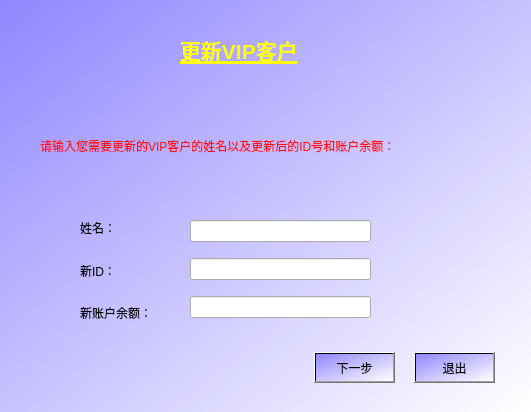
laddie132/Bank-Simulation-Demo, file vipupdate.ui: the form before one commit.
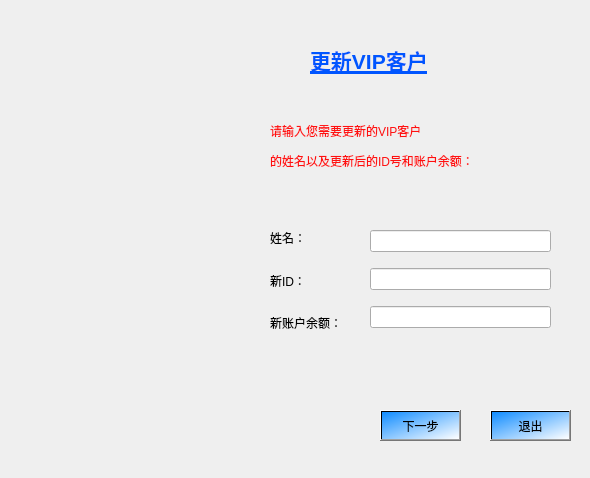
The form after the commit. Icons and pictures are not drawn.

```diff
--- a/vipupdate.ui
+++ b/vipupdate.ui
@@ -6,8 +6,8 @@
    <rect>
     <x>0</x>
     <y>0</y>
-    <width>531</width>
-    <height>412</height>
+    <width>590</width>
+    <height>478</height>
    </rect>
   </property>
   <property name="windowTitle">
@@ -15,14 +15,15 @@
   </property>
   <property name="styleSheet">
    <string notr="true">QDialog{
-	background-color: qlineargradient(spread:pad, x1:0, y1:0, x2:1, y2:1, stop:0 rgba(144, 134, 255, 255), stop:1 rgba(255, 255, 255, 255));
+	
+	border-image: url(:/image/images/5.jpg);
 }</string>
   </property>
   <widget class="QLabel" name="label">
    <property name="geometry">
     <rect>
-     <x>180</x>
-     <y>20</y>
+     <x>310</x>
+     <y>30</y>
      <width>151</width>
      <height>61</height>
     </rect>
@@ -32,15 +33,15 @@
 font: 25 14pt &quot;微软雅黑 Light&quot;;</string>
    </property>
    <property name="text">
-    <string>&lt;html&gt;&lt;head/&gt;&lt;body&gt;&lt;p&gt;&lt;span style=&quot; font-size:16pt; font-weight:600; text-decoration: underline;&quot;&gt;更新VIP客户&lt;/span&gt;&lt;/p&gt;&lt;/body&gt;&lt;/html&gt;</string>
+    <string>&lt;html&gt;&lt;head/&gt;&lt;body&gt;&lt;p&gt;&lt;span style=&quot; font-size:16pt; font-weight:600; text-decoration: underline; color:#0055ff;&quot;&gt;更新VIP客户&lt;/span&gt;&lt;/p&gt;&lt;/body&gt;&lt;/html&gt;</string>
    </property>
   </widget>
   <widget class="QLabel" name="label_2">
    <property name="geometry">
     <rect>
-     <x>40</x>
+     <x>270</x>
      <y>100</y>
-     <width>471</width>
+     <width>261</width>
      <height>92</height>
     </rect>
    </property>
@@ -49,14 +50,14 @@
 font: 25 11pt &quot;微软雅黑 Light&quot;;</string>
    </property>
    <property name="text">
-    <string>&lt;html&gt;&lt;head/&gt;&lt;body&gt;&lt;p&gt;请输入您需要更新的VIP客户的姓名以及更新后的ID号和账户余额：&lt;/p&gt;&lt;/body&gt;&lt;/html&gt;</string>
+    <string>&lt;html&gt;&lt;head/&gt;&lt;body&gt;&lt;p&gt;请输入您需要更新的VIP客户&lt;/p&gt;&lt;p&gt;的姓名以及更新后的ID号和账户余额：&lt;/p&gt;&lt;/body&gt;&lt;/html&gt;</string>
    </property>
   </widget>
   <widget class="QWidget" name="verticalLayoutWidget">
    <property name="geometry">
     <rect>
-     <x>80</x>
-     <y>210</y>
+     <x>270</x>
+     <y>220</y>
      <width>81</width>
      <height>121</height>
     </rect>
@@ -100,8 +101,8 @@
   <widget class="QWidget" name="verticalLayoutWidget_2">
    <property name="geometry">
     <rect>
-     <x>190</x>
-     <y>210</y>
+     <x>370</x>
+     <y>220</y>
      <width>181</width>
      <height>121</height>
     </rect>
@@ -133,14 +134,14 @@
   <widget class="QPushButton" name="pushButton">
    <property name="geometry">
     <rect>
-     <x>414</x>
-     <y>352</y>
+     <x>490</x>
+     <y>410</y>
      <width>81</width>
      <height>31</height>
     </rect>
    </property>
    <property name="styleSheet">
-    <string notr="true">background-color: qlineargradient(spread:pad, x1:0, y1:0, x2:1, y2:1, stop:0 rgba(144, 134, 255, 255), stop:1 rgba(255, 255, 255, 255));
+    <string notr="true">background-color: qlineargradient(spread:pad, x1:0, y1:0, x2:1, y2:1, stop:0 rgba(16, 140, 255, 255), stop:1 rgba(255, 255, 255, 255));
 font: 25 10pt &quot;微软雅黑 Light&quot;;</string>
    </property>
    <property name="text">
@@ -150,14 +151,14 @@
   <widget class="QPushButton" name="pushButton_2">
    <property name="geometry">
     <rect>
-     <x>314</x>
-     <y>352</y>
+     <x>380</x>
+     <y>410</y>
      <width>81</width>
      <height>31</height>
     </rect>
    </property>
    <property name="styleSheet">
-    <string notr="true">background-color: qlineargradient(spread:pad, x1:0, y1:0, x2:1, y2:1, stop:0 rgba(144, 134, 255, 255), stop:1 rgba(255, 255, 255, 255));
+    <string notr="true">background-color: qlineargradient(spread:pad, x1:0, y1:0, x2:1, y2:1, stop:0 rgba(16, 140, 255, 255), stop:1 rgba(255, 255, 255, 255));
 font: 25 10pt &quot;微软雅黑 Light&quot;;</string>
    </property>
    <property name="text">
```
